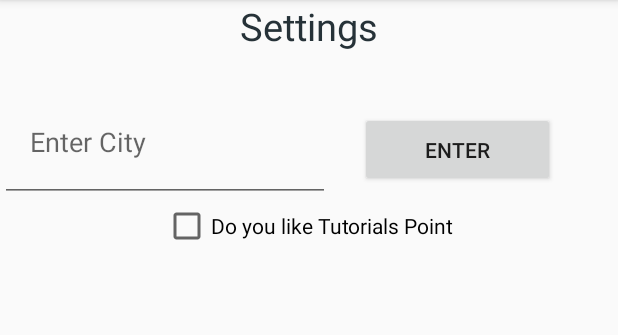
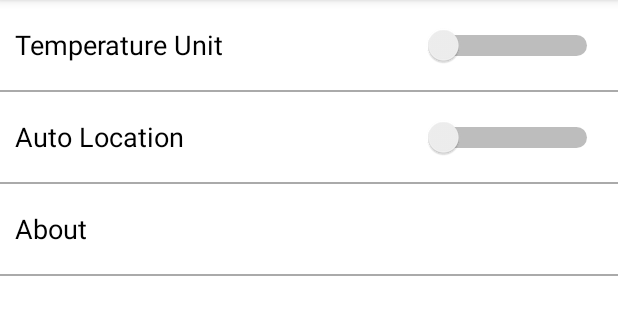
Before and after one commit to heyjii/WeatherApp, an Android app: the fragment SettingsFragment shown on its own in the app's theme, on a phone screen of 412 x 824 dp, the part 84-419 px from its top. Run offline under Robolectric (Android 15) with nearby library versions, the phone set to English and light mode, and no system bars; 1 statement that could not run was skipped.

Commit message:
development part 3 - Settings Page

```diff
--- a/app/src/main/java/training/eduonix/custom/Constants.java
+++ b/app/src/main/java/training/eduonix/custom/Constants.java
@@ -7,6 +7,6 @@ public class Constants {
 
     //Keys
     public final static String KEY_AUTO_LOCATION_ENABLED = "Key_Auto_location_Enabled" ;
-
+    public final static String KEY_TEMPERATURE_UNIT = "Temperature_Unit" ;
 
 }
--- a/app/src/main/java/training/eduonix/weatherapp/AddLocationFragment.java
+++ b/app/src/main/java/training/eduonix/weatherapp/AddLocationFragment.java
@@ -95,6 +95,10 @@ public class AddLocationFragment extends Fragment implements LocationListener,Vi
     public void onResume() {
 
         super.onResume();
+
+
+        ((HomeActivity) getActivity()).setActionBarTitle(getActivity().getResources().getString(R.string.add_location_fragment_title));
+
         if (isAutoLocationEnabled && locationManager.isProviderEnabled(LocationManager.GPS_PROVIDER)) {
             locationManager.requestLocationUpdates(
                     LocationManager.GPS_PROVIDER, 1000, 10, this);
--- a/app/src/main/java/training/eduonix/weatherapp/SettingsFragment.java
+++ b/app/src/main/java/training/eduonix/weatherapp/SettingsFragment.java
@@ -1,23 +1,27 @@
 package training.eduonix.weatherapp;
 
 
+import android.app.AlertDialog;
+import android.app.Fragment;
+import android.content.SharedPreferences;
 import android.os.Bundle;
-import android.app.Fragment;
 import android.view.LayoutInflater;
 import android.view.View;
 import android.view.ViewGroup;
-import android.widget.Button;
-import android.widget.EditText;
+import android.widget.CompoundButton;
+import android.widget.Switch;
 import android.widget.TextView;
-import android.widget.Toast;
+
+import training.eduonix.custom.Constants;
 
 
-public class  SettingsFragment extends Fragment {
+public class SettingsFragment extends Fragment implements View.OnClickListener,
+        CompoundButton.OnCheckedChangeListener {
 
 
-    private TextView textView ;
-    private Button enterBtn ;
-    private EditText cityTextvalue ;
+    private TextView aboutText;
+    private Switch temperatureSwitch;
+    private Switch autoLocationSwitch;
 
     public SettingsFragment() {
         // Required empty public constructor
@@ -29,21 +33,88 @@ public class  SettingsFragment extends Fragment {
 
         View fragmentView = inflater.inflate(R.layout.fragment_settings, container, false);
 
-        textView = (TextView) fragmentView.findViewById(R.id.TitleText);
-        textView.setTextColor(getResources().getColor(R.color.material_blue_grey_900));
+        //About TextView
+        aboutText = (TextView) fragmentView.findViewById(R.id.about_text);
+        aboutText.setOnClickListener(this);
 
-        cityTextvalue = (EditText) fragmentView.findViewById(R.id.EdtTxtVal);
+        //Temperature Unit
+        temperatureSwitch = (Switch) fragmentView.findViewById(R.id.temp_unit_swich);
+        temperatureSwitch.setOnCheckedChangeListener(this);
 
-        enterBtn = (Button) fragmentView.findViewById(R.id.EnterBtn);
-        enterBtn.setOnClickListener(new View.OnClickListener() {
-               @Override
-                public void onClick(View view)
-                {
-                    Toast.makeText(getActivity(),"Entered City is "+cityTextvalue.getText(),Toast.LENGTH_LONG).show();
-                }
-                                    }
-        );
+        //Auto Location
+        autoLocationSwitch = (Switch) fragmentView.findViewById(R.id.auto_location_switch);
+        autoLocationSwitch.setOnCheckedChangeListener(this);
 
-       return fragmentView ;
+        setHasOptionsMenu(false);
+
+        return fragmentView;
+    }
+
+    @Override
+    public void onResume() {
+        super.onResume();
+
+        ((HomeActivity) getActivity()).
+                setActionBarTitle(getActivity().getResources().getString(R.string.settings_fragment_title));
+    }
+
+    @Override
+    public void onClick(View view) {
+
+
+        if (view.getId() == R.id.about_text) {
+
+            AlertDialog.Builder alertDialog = new AlertDialog.Builder(
+                    getActivity());
+
+            alertDialog.setTitle(getActivity().getResources().getString(R.string.about));
+
+            alertDialog
+                    .setMessage(getActivity().getResources().getString(R.string.about_content));
+
+            alertDialog.show();
+
+
+        }
+
+    }
+
+    @Override
+    public void onCheckedChanged(CompoundButton compoundButton, boolean b) {
+
+        SharedPreferences sharedPreferences = getActivity().
+                getSharedPreferences(Constants.MY_PREFERENCES, getActivity().MODE_APPEND);
+
+        if (compoundButton.getId() == R.id.temp_unit_swich) {
+
+            if (b) {
+
+                sharedPreferences.edit().putString(Constants.KEY_TEMPERATURE_UNIT,
+                        getActivity().getResources().getString(R.string.centigrade));
+                sharedPreferences.edit().commit();
+
+            } else {
+
+                sharedPreferences.edit().putString(Constants.KEY_TEMPERATURE_UNIT,
+                        getActivity().getResources().getString(R.string.fahrenheit));
+                sharedPreferences.edit().commit();
+            }
+
+        } else if (compoundButton.getId() == R.id.auto_location_switch) {
+
+            if (b) {
+
+                sharedPreferences.edit().putBoolean(Constants.KEY_AUTO_LOCATION_ENABLED, true);
+                sharedPreferences.edit().commit();
+
+            } else {
+
+                sharedPreferences.edit().putBoolean(Constants.KEY_AUTO_LOCATION_ENABLED, true);
+                sharedPreferences.edit().commit();
+            }
+
+        }
+
+
     }
 }
--- a/app/src/main/res/layout/activity_home.xml
+++ b/app/src/main/res/layout/activity_home.xml
@@ -2,10 +2,7 @@
     xmlns:tools="http://schemas.android.com/tools"
     android:layout_width="match_parent"
     android:layout_height="match_parent"
-    android:paddingLeft="@dimen/activity_horizontal_margin"
-    android:paddingRight="@dimen/activity_horizontal_margin"
-    android:paddingTop="@dimen/activity_vertical_margin"
-    android:paddingBottom="@dimen/activity_vertical_margin" tools:context=".HomeActivity">
+    tools:context=".HomeActivity">
 
     <FrameLayout
         android:layout_width="match_parent"
--- a/app/src/main/res/layout/fragment_settings.xml
+++ b/app/src/main/res/layout/fragment_settings.xml
@@ -2,47 +2,59 @@
     xmlns:tools="http://schemas.android.com/tools"
     android:layout_width="match_parent"
     android:layout_height="match_parent"
+    android:background="@android:color/white"
     tools:context="training.eduonix.weatherapp.SettingsFragment">
 
-    <!-- TODO: Update blank fragment layout -->
-    <RelativeLayout
+    <LinearLayout
         android:layout_width="match_parent"
-        android:layout_height="match_parent">
+        android:layout_height="match_parent"
+        android:orientation="vertical">
+
+        <Switch
+            android:id="@+id/temp_unit_swich"
+            android:layout_width="match_parent"
+            android:layout_height="60dp"
+            android:padding="10dp"
+            android:switchMinWidth="120dp"
+            android:text="@string/temperature_unit"
+            android:textColor="@android:color/black"
+            android:textOff="@string/fahrenheit"
+            android:textOn="@string/centigrade"
+            android:textSize="18sp" />
+
+        <View
+            android:layout_width="match_parent"
+            android:layout_height="1dp"
+            android:background="@android:color/darker_gray" />
+
+        <Switch
+            android:id="@+id/auto_location_switch"
+            android:layout_width="match_parent"
+            android:layout_height="60dp"
+            android:padding="10dp"
+            android:switchMinWidth="120dp"
+            android:text="@string/auto_location"
+            android:textColor="@android:color/black"
+            android:textSize="18sp" />
+
+        <View
+            android:layout_width="match_parent"
+            android:layout_height="1dp"
+            android:background="@android:color/darker_gray" />
 
         <TextView
-            android:id="@+id/TitleText"
+            android:id="@+id/about_text"
             android:layout_width="match_parent"
-            android:layout_height="wrap_content"
-            android:gravity="center_horizontal"
-            android:text="Settings"
-            android:textSize="25dp" />
+            android:layout_height="60dp"
+            android:gravity="center_vertical"
+            android:padding="10dp"
+            android:text="@string/about"
+            android:textColor="@android:color/black"
+            android:textSize="18sp" />
 
-        <EditText
-            android:id="@+id/EdtTxtVal"
-            android:layout_width="220dp"
-            android:layout_height="80dp"
-            android:layout_below="@+id/TitleText"
-            android:layout_marginTop="20dp"
-            android:hint="Enter City"
-            android:paddingLeft="20dp" />
-
-        <Button
-            android:id="@+id/EnterBtn"
-            android:layout_width="130dp"
-            android:layout_height="50dp"
-            android:layout_below="@+id/TitleText"
-            android:layout_marginLeft="20dp"
-            android:layout_marginTop="40dp"
-            android:layout_toRightOf="@+id/EdtTxtVal"
-            android:text="Enter" />
-
-        <CheckBox
-        android:id="@+id/checkBox"
-        android:layout_width="wrap_content"
-        android:layout_height="wrap_content"
-        android:text="Do you like Tutorials Point"
-        android:layout_below="@+id/EdtTxtVal"
-        android:layout_centerHorizontal="true" />
-
-    </RelativeLayout>
+        <View
+            android:layout_width="match_parent"
+            android:layout_height="1dp"
+            android:background="@android:color/darker_gray" />
+    </LinearLayout>
 </FrameLayout>
--- a/app/src/main/res/values/strings.xml
+++ b/app/src/main/res/values/strings.xml
@@ -23,8 +23,23 @@
     <string name="weather_thunder">&#xf01e;</string>
     <string name="weather_drizzle">&#xf01c;</string>
 
+
+    <!-- Add Location Fragment-->
+    <string name="add_location_fragment_title">Your Locations</string>
     <string name="place_not_found">Sorry, no weather data found.</string>
     <string name="enter_location">Enter Location</string>
     <string name="empty_location_alert">Location can not be empty.</string>
 
+    <!-- Settings Fragment -->
+    <string name="settings_fragment_title">Settings</string>
+    <string name="temperature_unit">Temperature Unit</string>
+    <string name="centigrade">C</string>
+    <string name="fahrenheit">F</string>
+    <string name="about">About</string>
+    <string name="auto_location">Auto Location</string>
+    <string name="about_content">This Application is created as a part of Eduonix tutorial on Android M Ultimate Android App Development.
+        \n\nThis application uses Open Weather Api for fetching Weather Data.
+        \n\nSource code is avaiable under Github.
+    </string>
+
 </resources>
```
Also changed, not shown: app/src/main/java/training/eduonix/weatherapp/HomeActivity.java (+52 -7 lines), app/src/main/res/layout/fragment_add_location.xml (+7 -10 lines), app/src/main/res/menu/menu_home.xml (+8 -3 lines). Lines whose indentation alone changed are shown as unchanged.
